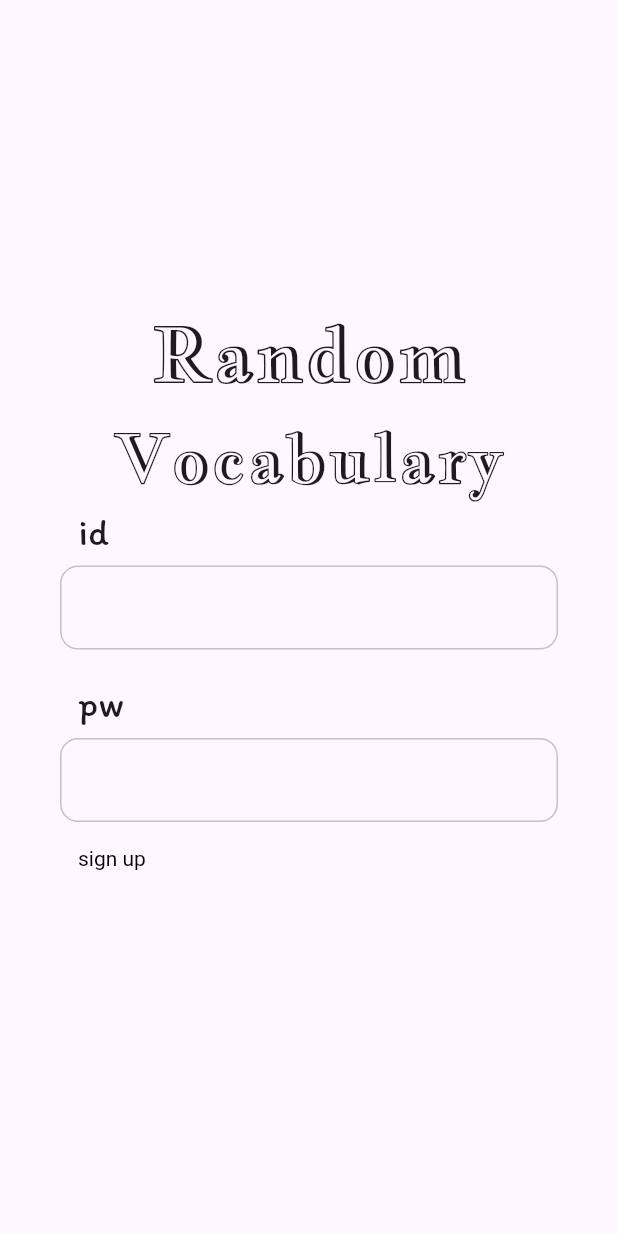
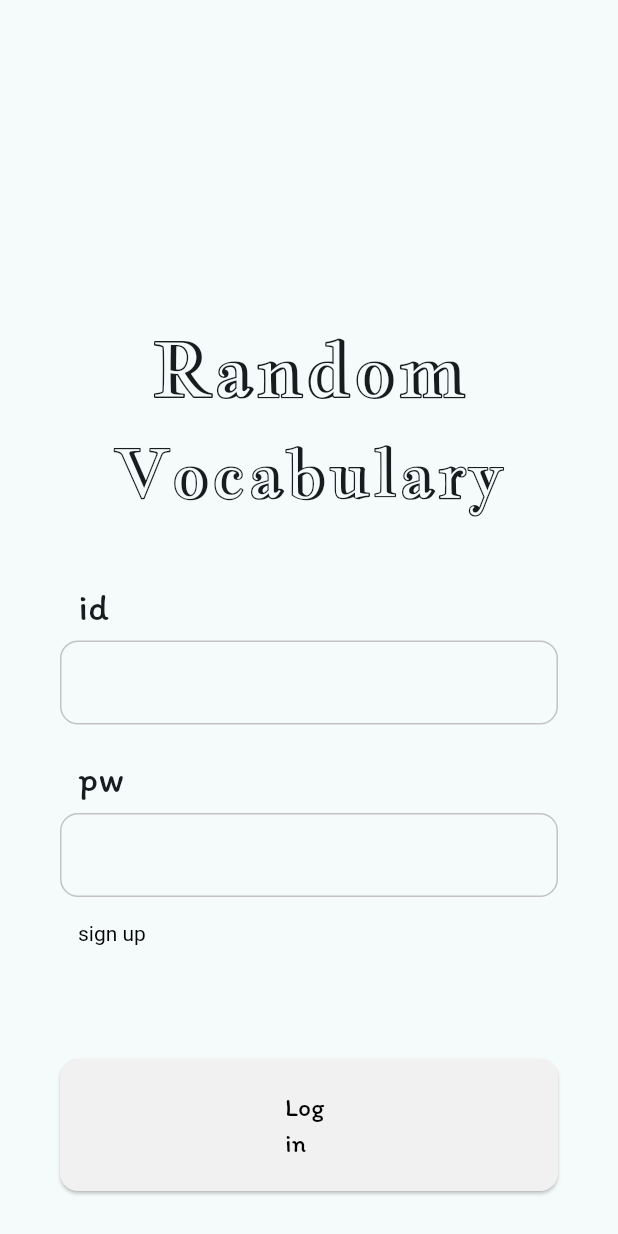
Before and after one commit to jinscodes/rv_app, a Flutter app: the screen it shows after launch, on a phone screen of 412 x 824 dp. Run offline on Flutter 3.47's test engine with Material 3 defaults, Android fonts, the phone set to English and light mode, and no system bars.

Commit message:
Login Page: button & textField

```diff
--- a/lib/main.dart
+++ b/lib/main.dart
@@ -1,5 +1,6 @@
 import 'package:flutter/material.dart';
-import 'package:rv_app/widgets/login/loginInput.dart';
+
+import 'widgets/login/login.dart';
 
 void main() {
   runApp(const MyApp());
@@ -13,83 +14,10 @@
     return MaterialApp(
       title: 'Random Voca App',
       theme: ThemeData(
-        colorScheme: ColorScheme.fromSeed(seedColor: Colors.deepPurple),
+        colorScheme: ColorScheme.fromSeed(seedColor: Colors.grey),
         useMaterial3: true,
       ),
       home: const LogIn(),
     );
   }
 }
-
-class LogIn extends StatelessWidget {
-  const LogIn({super.key});
-
-  @override
-  Widget build(BuildContext context) {
-    return Scaffold(
-      body: GestureDetector(
-        onTap: () {
-          FocusScope.of(context).unfocus();
-        },
-        child: SingleChildScrollView(
-          child: Center(
-            child: Padding(
-              padding: const EdgeInsets.symmetric(
-                horizontal: 40,
-                vertical: 200,
-              ),
-              child: Column(
-                children: [
-                  const Column(
-                    children: [
-                      Text(
-                        "Random",
-                        style: TextStyle(
-                          fontFamily: "JacquesFrancoisShadow",
-                          fontSize: 50,
-                        ),
-                      ),
-                      Text(
-                        "Vocabulary",
-                        style: TextStyle(
-                          fontFamily: "JacquesFrancoisShadow",
-                          fontSize: 45,
-                        ),
-                      ),
-                    ],
-                  ),
-                  Column(
-                    crossAxisAlignment: CrossAxisAlignment.start,
-                    children: [
-                      const LoginInput(
-                        title: "id",
-                      ),
-                      const SizedBox(
-                        height: 18,
-                      ),
-                      const LoginInput(
-                        title: "pw",
-                      ),
-                      TextButton(
-                        style: TextButton.styleFrom(
-                          foregroundColor: Colors.black,
-                          textStyle: const TextStyle(
-                            color: Colors.black,
-                          ),
-                        ),
-                        onPressed: () {},
-                        child: const Text(
-                          "sign up",
-                        ),
-                      ),
-                    ],
-                  )
-                ],
-              ),
-            ),
-          ),
-        ),
-      ),
-    );
-  }
-}
--- /dev/null
+++ b/lib/widgets/common/button.dart
@@ -0,0 +1,10 @@
+import 'package:flutter/material.dart';
+
+class Button extends StatelessWidget {
+  const Button({super.key});
+
+  @override
+  Widget build(BuildContext context) {
+    return const Button();
+  }
+}
--- /dev/null
+++ b/lib/widgets/login/login.dart
@@ -0,0 +1,107 @@
+import 'package:flutter/material.dart';
+
+import 'loginInput.dart';
+
+class LogIn extends StatelessWidget {
+  const LogIn({super.key});
+
+  @override
+  Widget build(BuildContext context) {
+    return Scaffold(
+      body: GestureDetector(
+        onTap: () {
+          FocusScope.of(context).unfocus();
+        },
+        child: SingleChildScrollView(
+          child: Center(
+            child: Padding(
+              padding: const EdgeInsets.symmetric(
+                horizontal: 40,
+                vertical: 210,
+              ),
+              child: Column(
+                children: [
+                  const Column(
+                    children: [
+                      Text(
+                        "Random",
+                        style: TextStyle(
+                          fontFamily: "JacquesFrancoisShadow",
+                          fontSize: 50,
+                        ),
+                      ),
+                      Text(
+                        "Vocabulary",
+                        style: TextStyle(
+                          fontFamily: "JacquesFrancoisShadow",
+                          fontSize: 45,
+                        ),
+                      ),
+                    ],
+                  ),
+                  const SizedBox(
+                    height: 40,
+                  ),
+                  Column(
+                    crossAxisAlignment: CrossAxisAlignment.start,
+                    children: [
+                      const LoginInput(
+                        title: "id",
+                      ),
+                      const SizedBox(
+                        height: 18,
+                      ),
+                      const LoginInput(
+                        title: "pw",
+                      ),
+                      TextButton(
+                        style: TextButton.styleFrom(
+                          foregroundColor: Colors.black,
+                          textStyle: const TextStyle(
+                            color: Colors.black,
+                          ),
+                        ),
+                        onPressed: () {},
+                        child: const Text(
+                          "sign up",
+                        ),
+                      ),
+                    ],
+                  ),
+                  const SizedBox(
+                    height: 60,
+                  ),
+                  ButtonTheme(
+                    height: 50,
+                    minWidth: 320,
+                    child: ElevatedButton(
+                      style: ElevatedButton.styleFrom(
+                          shape: RoundedRectangleBorder(
+                            borderRadius: BorderRadius.circular(12),
+                          ),
+                          foregroundColor: const Color(0x00cbcbcb),
+                          backgroundColor: const Color(0xFFF1F1F1),
+                          padding: const EdgeInsets.symmetric(
+                            horizontal: 150,
+                            vertical: 20,
+                          )),
+                      onPressed: () {},
+                      child: const Text(
+                        "Log in",
+                        style: TextStyle(
+                          color: Colors.black,
+                          fontFamily: "Itim",
+                          fontSize: 17,
+                        ),
+                      ),
+                    ),
+                  ),
+                ],
+              ),
+            ),
+          ),
+        ),
+      ),
+    );
+  }
+}
--- a/lib/widgets/login/loginInput.dart
+++ b/lib/widgets/login/loginInput.dart
@@ -10,13 +10,7 @@ class LoginInput extends StatelessWidget {
 
   @override
   Widget build(BuildContext context) {
-    return Column(
-      children: [
-        Form(
-          child: Theme(
-            data: ThemeData(
-              primaryColor: Colors.black.withOpacity(0.2),
-            ),
+    return Form(
       child: Column(
         crossAxisAlignment: CrossAxisAlignment.start,
         children: [
@@ -54,9 +48,6 @@ class LoginInput extends StatelessWidget {
           ),
         ],
       ),
-          ),
-        )
-      ],
     );
   }
 }
```
Also changed, not shown: 10 other files. Lines whose indentation alone changed are shown as unchanged.
